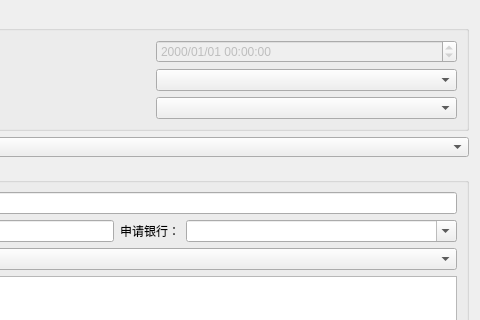
Old version of the form deal.ui in the repository LWH779721/CRM; both pictures show x 175 to 655 and y 0 to 320 of the 655 by 834 pixel window.
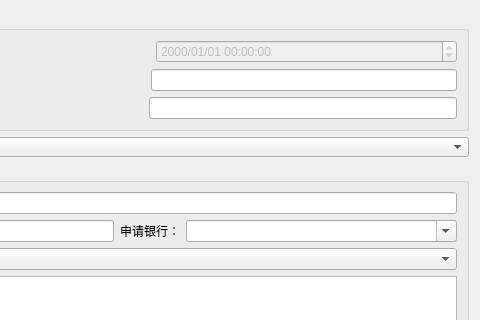
New version of the form.

Diff of the .ui file:
```diff
--- a/deal.ui
+++ b/deal.ui
@@ -69,7 +69,14 @@
          </widget>
         </item>
         <item>
-         <widget class="QComboBox" name="comboBox"/>
+         <widget class="QLineEdit" name="saleman">
+          <property name="maximumSize">
+           <size>
+            <width>306</width>
+            <height>16777215</height>
+           </size>
+          </property>
+         </widget>
         </item>
        </layout>
       </item>
@@ -83,7 +90,14 @@
          </widget>
         </item>
         <item>
-         <widget class="QComboBox" name="comboBox_2"/>
+         <widget class="QLineEdit" name="customer">
+          <property name="maximumSize">
+           <size>
+            <width>308</width>
+            <height>16777215</height>
+           </size>
+          </property>
+         </widget>
         </item>
        </layout>
       </item>
```
Left out of the diff: 6 changed lines with no effect on the pictures.
